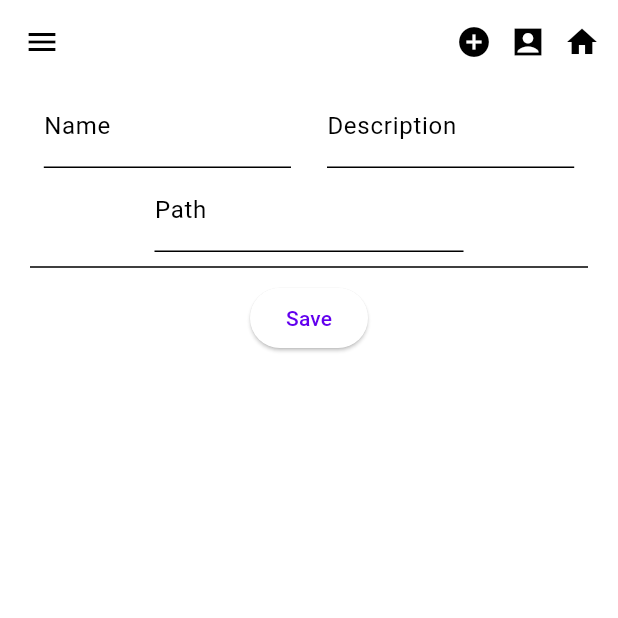
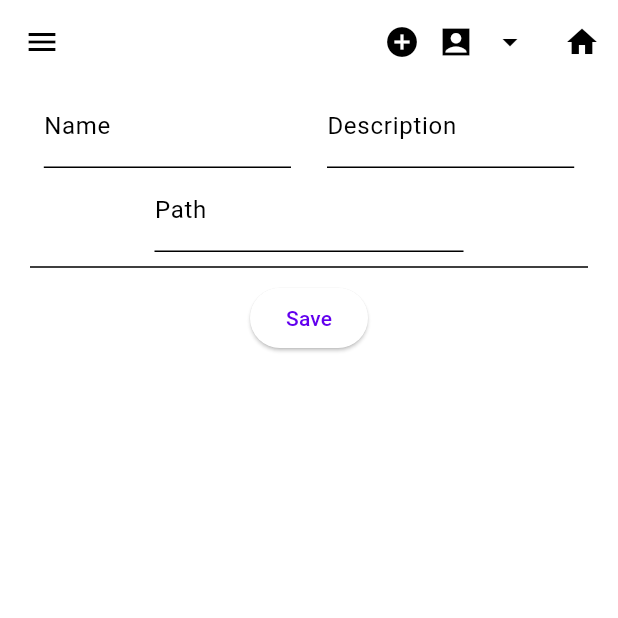
Before and after one commit to SonicOriginalSoftware/cumulus, a Flutter app: the screen it shows once a user with an empty profile is signed in, after a tap on the "add circle" icon, on a phone screen of 412 x 824 dp, the top half of it. Run offline on Flutter 3.47's test engine with Material 2 defaults, Android fonts, the phone set to English and light mode, and no system bars; our stand-ins replace firebase_auth, firebase_core; accounts and stored records are empty; network calls fail.

Commit message:
pretty decent navigation and overall theme/ui

```diff
--- a/app/lib/shell/bar.dart
+++ b/app/lib/shell/bar/bar.dart
@@ -1,6 +1,7 @@
-import 'package:code_repository/widgets/auth/account.dart';
-import 'package:code_repository/widgets/auth/create.dart';
-import 'package:code_repository/widgets/home.dart';
+import 'package:code_repository/shell/bar/buttons/create.dart';
+import 'package:code_repository/shell/bar/buttons/home.dart';
+import 'package:code_repository/shell/bar/widgets/account.dart';
+import 'package:code_repository/shell/bar/widgets/logout.dart';
 import 'package:flutter/material.dart';
 
 class Bar extends StatelessWidget implements PreferredSizeWidget {
@@ -15,6 +16,7 @@ class Bar extends StatelessWidget implements PreferredSizeWidget {
       actions: const [
         Create(),
         Account(),
+        Logout(),
         Home(),
       ],
     );
--- a/app/lib/widgets/auth/create.dart
+++ b/app/lib/shell/bar/buttons/create.dart
@@ -13,10 +13,10 @@ class Create extends StatelessWidget {
     return StreamBuilder(
       stream: FirebaseAuth.instance.userChanges(),
       builder: (context, AsyncSnapshot<User?> snapshot) {
-        final label = snapshot.data == null ? "" : "Create";
-        final callback = snapshot.data == null
-            ? null
-            : () => bodyController.sink.add(const CreateView());
+        final hasData = snapshot.data != null;
+        final label = hasData ? "Create" : "";
+        final callback =
+            hasData ? () => bodyController.sink.add(const CreateView()) : null;
 
         return IconButton(
           icon: icon,
--- /dev/null
+++ b/app/lib/shell/bar/widgets/account.dart
@@ -0,0 +1,28 @@
+import 'package:firebase_auth/firebase_auth.dart';
+import 'package:flutter/material.dart';
+
+class Account extends StatelessWidget {
+  const Account({super.key});
+
+  static const accountIcon = Icon(Icons.account_box_sharp);
+
+  @override
+  Widget build(BuildContext context) {
+    final userDisplay = StreamBuilder(
+      stream: FirebaseAuth.instance.userChanges(),
+      builder: (context, AsyncSnapshot<User?> snapshot) {
+        final hasData = snapshot.data != null;
+        return hasData
+            ? Row(
+                children: [
+                  accountIcon,
+                  Text(snapshot.data?.displayName ?? ""),
+                ],
+              )
+            : const SizedBox();
+      },
+    );
+
+    return userDisplay;
+  }
+}
--- /dev/null
+++ b/app/lib/shell/bar/widgets/logout.dart
@@ -0,0 +1,44 @@
+import 'package:firebase_auth/firebase_auth.dart';
+import 'package:flutter/material.dart';
+
+class Logout extends StatelessWidget {
+  const Logout({super.key});
+
+  static const logoutIcon = Icon(Icons.logout_sharp);
+
+  @override
+  Widget build(BuildContext context) {
+    final logout = StreamBuilder(
+      stream: FirebaseAuth.instance.userChanges(),
+      builder: (context, AsyncSnapshot<User?> snapshot) {
+        const signOut = "Sign Out";
+        final hasData = snapshot.data != null;
+        final accountToolTip = hasData ? "Account Options" : "";
+        final callback = hasData ? FirebaseAuth.instance.signOut : null;
+
+        const logoutButton = ListTile(
+          leading: logoutIcon,
+          title: Text(signOut),
+          // enabled: hasData,
+        );
+
+        return PopupMenuButton(
+          tooltip: accountToolTip,
+          enabled: hasData,
+          position: PopupMenuPosition.under,
+          // offset: const Offset(0, 4),
+          icon: const Icon(Icons.arrow_drop_down_sharp),
+          itemBuilder: (context) => [
+            PopupMenuItem(
+              // enabled: hasData,
+              onTap: callback,
+              child: logoutButton,
+            )
+          ],
+        );
+      },
+    );
+
+    return logout;
+  }
+}
--- a/app/lib/shell/scaffold.dart
+++ b/app/lib/shell/scaffold.dart
@@ -1,4 +1,4 @@
-import 'package:code_repository/shell/bar.dart';
+import 'package:code_repository/shell/bar/bar.dart';
 import 'package:code_repository/shell/body.dart';
 import 'package:code_repository/shell/nav/drawer.dart';
 import 'package:flutter/material.dart';
--- a/app/lib/widgets/auth/account.dart
+++ /dev/null
@@ -1,54 +0,0 @@
-import 'package:firebase_auth/firebase_auth.dart';
-import 'package:flutter/material.dart';
-
-class Account extends StatelessWidget {
-  const Account({super.key});
-
-  static const icon = Icon(Icons.logout_sharp);
-  static const accountIcon = Icon(Icons.account_box_sharp);
-  static const signOutToolTip = "Sign Out";
-
-  @override
-  Widget build(BuildContext context) {
-    return StreamBuilder(
-      stream: FirebaseAuth.instance.userChanges(),
-      builder: (context, AsyncSnapshot<User?> snapshot) {
-        final hasData = snapshot.data == null;
-        final callback = hasData ? null : FirebaseAuth.instance.signOut;
-        final label = snapshot.data?.displayName ?? "";
-
-        // final logoutButton = IconButton(
-        //   icon: icon,
-        //   onPressed: callback,
-        //   tooltip: signOutToolTip,
-        // );
-
-        return PopupMenuButton(
-          tooltip: "Account Options",
-          enabled: hasData,
-          position: PopupMenuPosition.under,
-          // padding: const EdgeInsets.all(8),
-          // icon: accountIcon,
-          child: Row(
-            children: [
-              accountIcon,
-              Text(label),
-            ],
-            // style: TextButton.styleFrom(
-            //   foregroundColor: Theme.of(context).iconTheme.color,
-            // ),
-          ),
-          onSelected: (value) {},
-          itemBuilder: (context) => [
-            PopupMenuItem(
-              enabled: hasData,
-              padding: EdgeInsets.zero,
-              onTap: callback,
-              child: const Tooltip(message: signOutToolTip, child: icon),
-            )
-          ],
-        );
-      },
-    );
-  }
-}
```
Also changed, not shown: app/lib/shell/bar/buttons/home.dart (renamed from app/lib/widgets/home.dart).
